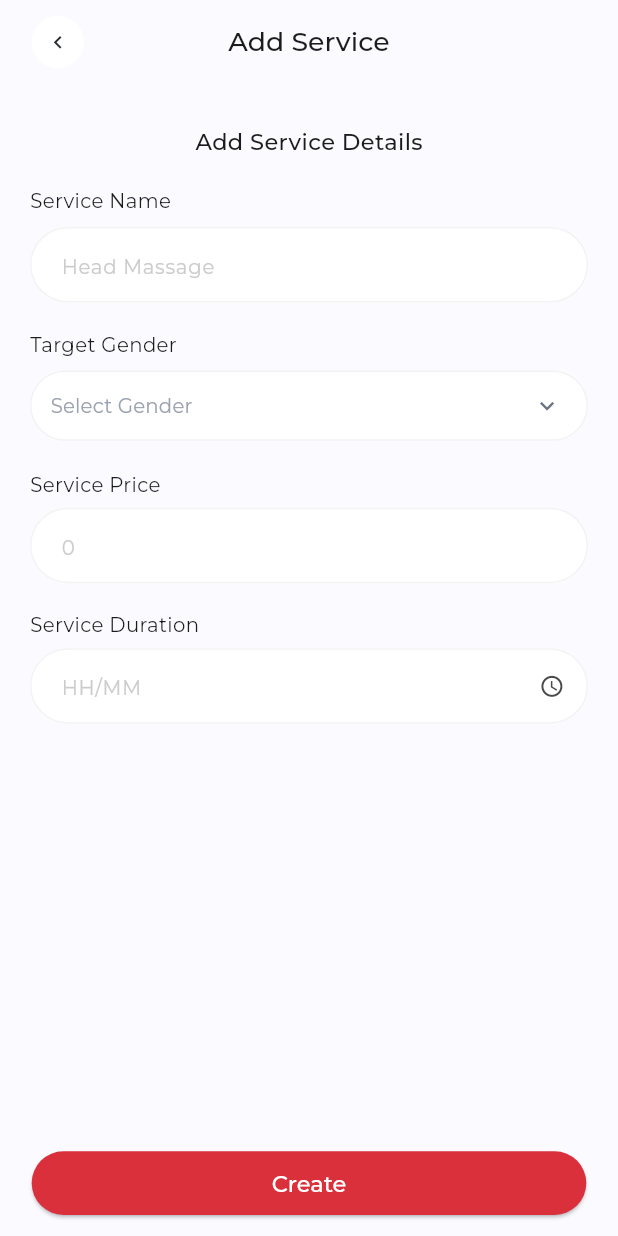
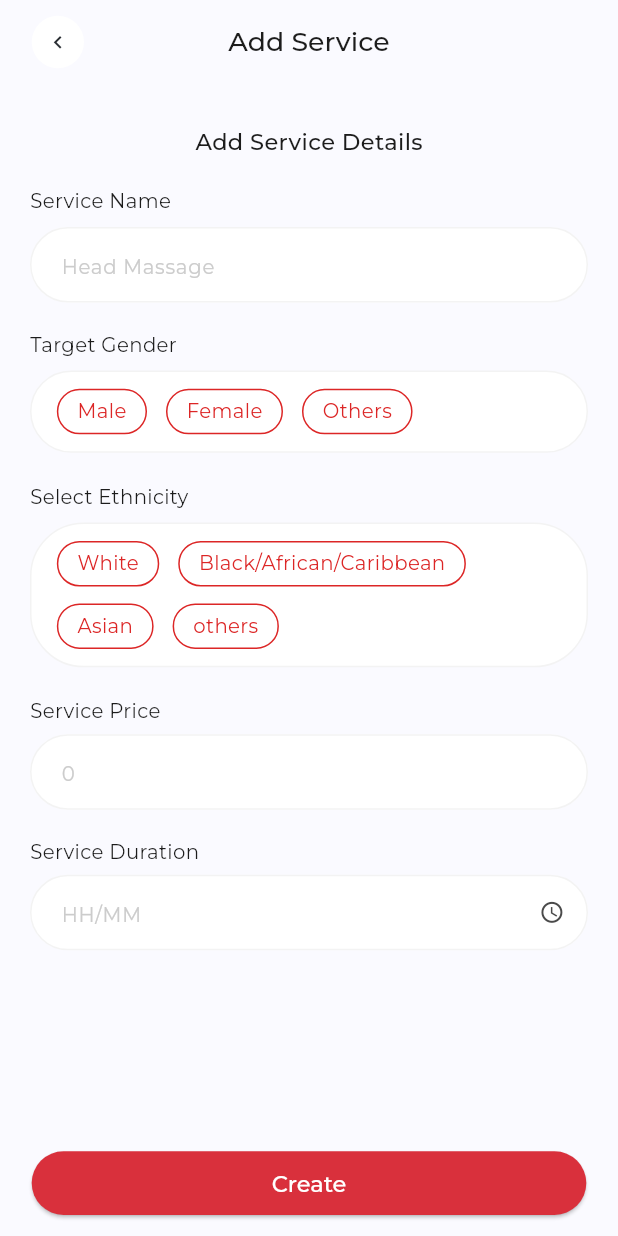
Before and after one commit to waleed-tafsol/beauty_near_sp, a Flutter app: the AddServiceScreen screen opened by its route, on a phone screen of 412 x 824 dp. Run offline on Flutter 3.47's test engine with Material 3 defaults, Android fonts, the light colour scheme and no system bars; drawn by our look-alikes of dropdown_button2; our stand-ins replace fl_chart, flutter_screenutil, flutter_svg, get_it, google_fonts, iconsax and 3 more; accounts and stored records are empty.

Commit message:
feat: implement multi-select functionality for gender and ethnicity in AddServiceScreen

```diff
--- a/lib/screens/add_service_screen.dart
+++ b/lib/screens/add_service_screen.dart
@@ -1,5 +1,3 @@
-import 'package:dropdown_button2/dropdown_button2.dart';
-import 'package:flutter/cupertino.dart';
 import 'package:flutter/material.dart';
 import 'package:flutter_screenutil/flutter_screenutil.dart';
 
@@ -16,7 +14,10 @@ class AddServiceScreen extends StatefulWidget {
 }
 
 class _AddServiceScreenState extends State<AddServiceScreen> {
-  List<String> selectedGenders = [];
+  // List<String> selectedGenders = [];
+  // String? _selectedGender; // Add this variable
+  List<String> _selectedGenders = []; // Changed to List for multiple selection
+
   final TextEditingController _durationController = TextEditingController();
 
   @override
@@ -72,159 +73,194 @@ class _AddServiceScreenState extends State<AddServiceScreen> {
                     ),
                   ),
                   SizedBox(height: 8.h),
-                  Container(
-                    width: double.infinity,
-                    height: 50.h,
-                    decoration: BoxDecoration(
-                      border: Border.all(color: AppColors.strokeColor),
-                      borderRadius: BorderRadius.circular(38.r),
-                      // borderSide: BorderSide(color: AppColors.strokeColor),
-                      color: Colors.white,
+                  // Container(
+                  //   width: double.infinity,
+                  //   height: 50.h,
+                  //   decoration: BoxDecoration(
+                  //     border: Border.all(color: AppColors.strokeColor),
+                  //     borderRadius: BorderRadius.circular(38.r),
+                  //     // borderSide: BorderSide(color: AppColors.strokeColor),
+                  //     color: Colors.white,
+                  //   ),
+                  //   child: DropdownButtonHideUnderline(
+                  //     child: DropdownButton2<String>(
+                  //       isExpanded: true,
+                  //
+                  //       hint: selectedGenders.isEmpty
+                  //           ? Padding(
+                  //               padding: EdgeInsets.symmetric(horizontal: 12.w),
+                  //               child: Text(
+                  //                 "Select Gender",
+                  //                 style: TextStyle(
+                  //                   color: Color(0xff9CA3AF),
+                  //                   fontSize: 14.sp,
+                  //                   fontWeight: FontWeight.w400,
+                  //                 ),
+                  //               ),
+                  //             )
+                  //           : Padding(
+                  //               padding: EdgeInsets.symmetric(horizontal: 16.w),
+                  //               child: Row(
+                  //                 children: [
+                  //                   Expanded(
+                  //                     child: Wrap(
+                  //                       spacing: 8.w,
+                  //                       children: selectedGenders.map((gender) {
+                  //                         return Container(
+                  //                           padding: EdgeInsets.symmetric(
+                  //                             horizontal: 12.w,
+                  //                             vertical: 6.h,
+                  //                           ),
+                  //                           decoration: BoxDecoration(
+                  //                             color: Color(
+                  //                               0xffFEE2E2,
+                  //                             ), // Light pink background
+                  //                             borderRadius:
+                  //                                 BorderRadius.circular(16.r),
+                  //                           ),
+                  //                           child: Text(
+                  //                             gender,
+                  //                             style: TextStyle(
+                  //                               color: Color(
+                  //                                 0xffDC2626,
+                  //                               ), // Reddish-pink text
+                  //                               fontSize: 12.sp,
+                  //                               fontWeight: FontWeight.w500,
+                  //                             ),
+                  //                           ),
+                  //                         );
+                  //                       }).toList(),
+                  //                     ),
+                  //                   ),
+                  //                 ],
+                  //               ),
+                  //             ),
+                  //       items: ['Male', 'Female', 'Others'].map((String value) {
+                  //         return DropdownMenuItem<String>(
+                  //           value: value,
+                  //           child: Container(
+                  //             padding: EdgeInsets.symmetric(
+                  //               horizontal: 16.w,
+                  //               vertical: 8.h,
+                  //             ),
+                  //             child: Row(
+                  //               children: [
+                  //                 Container(
+                  //                   width: 20.w,
+                  //                   height: 20.h,
+                  //                   decoration: BoxDecoration(
+                  //                     shape: BoxShape.circle,
+                  //                     border: Border.all(
+                  //                       color: selectedGenders.contains(value)
+                  //                           ? Color(0xffDC2626)
+                  //                           : Color(0xffD1D5DB),
+                  //                       width: 2,
+                  //                     ),
+                  //                     color: selectedGenders.contains(value)
+                  //                         ? Color(0xffDC2626)
+                  //                         : Colors.transparent,
+                  //                   ),
+                  //                   child: selectedGenders.contains(value)
+                  //                       ? Icon(
+                  //                           Icons.check,
+                  //                           color: Colors.white,
+                  //                           size: 12.sp,
+                  //                         )
+                  //                       : null,
+                  //                 ),
+                  //                 SizedBox(width: 12.w),
+                  //                 Text(
+                  //                   value,
+                  //                   style: TextStyle(
+                  //                     color: AppColors.textPrimaryColor,
+                  //                     fontSize: 14.sp,
+                  //                     fontWeight: FontWeight.w400,
+                  //                   ),
+                  //                 ),
+                  //               ],
+                  //             ),
+                  //           ),
+                  //         );
+                  //       }).toList(),
+                  //       onChanged: (String? newValue) {
+                  //         if (newValue != null) {
+                  //           setState(() {
+                  //             if (selectedGenders.contains(newValue)) {
+                  //               selectedGenders.remove(newValue);
+                  //             } else {
+                  //               selectedGenders.add(newValue);
+                  //             }
+                  //           });
+                  //         }
+                  //       },
+                  //       iconStyleData: IconStyleData(
+                  //         icon: Padding(
+                  //           padding: EdgeInsets.only(right: 16.w),
+                  //           child: Icon(
+                  //             Icons.keyboard_arrow_down,
+                  //             color: Color(0xff6B7280),
+                  //             size: 20.sp,
+                  //           ),
+                  //         ),
+                  //       ),
+                  //       dropdownStyleData: DropdownStyleData(
+                  //         maxHeight: 200.h,
+                  //         width: MediaQuery.of(context).size.width - 40.w,
+                  //         decoration: BoxDecoration(
+                  //           borderRadius: BorderRadius.circular(12.r),
+                  //           color: Colors.white,
+                  //           boxShadow: [
+                  //             BoxShadow(
+                  //               color: Colors.black.withValues(alpha: 0.1),
+                  //               blurRadius: 10,
+                  //               offset: Offset(0, 5),
+                  //             ),
+                  //           ],
+                  //         ),
+                  //         offset: const Offset(0, -5),
+                  //         scrollbarTheme: ScrollbarThemeData(
+                  //           radius: Radius.circular(40),
+                  //           thickness: WidgetStateProperty.all(6),
+                  //           thumbVisibility: WidgetStateProperty.all(true),
+                  //         ),
+                  //       ),
+                  //     ),
+                  //   ),
+                  // ),
+                  MultiSelectTagField(
+                    options: ['Male', 'Female', 'Others'],
+                    initialValues: _selectedGenders,
+                    onSelectionChanged: (selected) {
+                      setState(() {
+                        _selectedGenders = selected;
+                      });
+                      print('Selected: $selected');
+                    },
                   ),
-                    child: DropdownButtonHideUnderline(
-                      child: DropdownButton2<String>(
-                        isExpanded: true,
-
-                        hint: selectedGenders.isEmpty
-                            ? Padding(
-                                padding: EdgeInsets.symmetric(horizontal: 12.w),
-                                child: Text(
-                                  "Select Gender",
-                                  style: TextStyle(
-                                    color: Color(0xff9CA3AF),
-                                    fontSize: 14.sp,
-                                    fontWeight: FontWeight.w400,
-                                  ),
-                                ),
-                              )
-                            : Padding(
-                                padding: EdgeInsets.symmetric(horizontal: 16.w),
-                                child: Row(
-                                  children: [
-                                    Expanded(
-                                      child: Wrap(
-                                        spacing: 8.w,
-                                        children: selectedGenders.map((gender) {
-                                          return Container(
-                                            padding: EdgeInsets.symmetric(
-                                              horizontal: 12.w,
-                                              vertical: 6.h,
-                                            ),
-                                            decoration: BoxDecoration(
-                                              color: Color(
-                                                0xffFEE2E2,
-                                              ), // Light pink background
-                                              borderRadius:
-                                                  BorderRadius.circular(16.r),
-                                            ),
-                                            child: Text(
-                                              gender,
-                                              style: TextStyle(
-                                                color: Color(
-                                                  0xffDC2626,
-                                                ), // Reddish-pink text
-                                                fontSize: 12.sp,
-                                                fontWeight: FontWeight.w500,
-                                              ),
-                                            ),
-                                          );
-                                        }).toList(),
-                                      ),
-                                    ),
-                                  ],
-                                ),
-                              ),
-                        items: ['Male', 'Female'].map((String value) {
-                          return DropdownMenuItem<String>(
-                            value: value,
-                            child: Container(
-                              padding: EdgeInsets.symmetric(
-                                horizontal: 16.w,
-                                vertical: 8.h,
-                              ),
-                              child: Row(
-                                children: [
-                                  Container(
-                                    width: 20.w,
-                                    height: 20.h,
-                                    decoration: BoxDecoration(
-                                      shape: BoxShape.circle,
-                                      border: Border.all(
-                                        color: selectedGenders.contains(value)
-                                            ? Color(0xffDC2626)
-                                            : Color(0xffD1D5DB),
-                                        width: 2,
-                                      ),
-                                      color: selectedGenders.contains(value)
-                                          ? Color(0xffDC2626)
-                                          : Colors.transparent,
-                                    ),
-                                    child: selectedGenders.contains(value)
-                                        ? Icon(
-                                            Icons.check,
-                                            color: Colors.white,
-                                            size: 12.sp,
-                                          )
-                                        : null,
-                                  ),
-                                  SizedBox(width: 12.w),
+                  SizedBox(height: 20),
                   Text(
-                                    value,
+                    "Select Ethnicity",
                     style: TextStyle(
                       color: AppColors.textPrimaryColor,
                       fontSize: 14.sp,
                       fontWeight: FontWeight.w400,
                     ),
                   ),
+                  SizedBox(height: 8.h),
+                  MultiSelectTagField(
+                    options: [
+                      'White',
+                      'Black/African/Caribbean',
+                      'Asian',
+                      'others',
                     ],
-                              ),
-                            ),
-                          );
-                        }).toList(),
-                        onChanged: (String? newValue) {
-                          if (newValue != null) {
+                    initialValues: _selectedGenders,
+                    onSelectionChanged: (selected) {
                       setState(() {
-                              if (selectedGenders.contains(newValue)) {
-                                selectedGenders.remove(newValue);
-                              } else {
-                                selectedGenders.add(newValue);
-                              }
+                        _selectedGenders = selected;
                       });
-                          }
+                      print('Selected: $selected');
                     },
-                        iconStyleData: IconStyleData(
-                          icon: Padding(
-                            padding: EdgeInsets.only(right: 16.w),
-                            child: Icon(
-                              Icons.keyboard_arrow_down,
-                              color: Color(0xff6B7280),
-                              size: 20.sp,
-                            ),
-                          ),
-                        ),
-                        dropdownStyleData: DropdownStyleData(
-                          maxHeight: 200.h,
-                          width: MediaQuery.of(context).size.width - 40.w,
-                          decoration: BoxDecoration(
-                            borderRadius: BorderRadius.circular(12.r),
-                            color: Colors.white,
-                            boxShadow: [
-                              BoxShadow(
-                                color: Colors.black.withValues(alpha: 0.1),
-                                blurRadius: 10,
-                                offset: Offset(0, 5),
-                              ),
-                            ],
-                          ),
-                          offset: const Offset(0, -5),
-                          scrollbarTheme: ScrollbarThemeData(
-                            radius: Radius.circular(40),
-                            thickness: WidgetStateProperty.all(6),
-                            thumbVisibility: WidgetStateProperty.all(true),
-                          ),
-                        ),
-                      ),
-                    ),
                   ),
                   SizedBox(height: 20),
                   Text(
@@ -281,13 +317,113 @@ class _AddServiceScreenState extends State<AddServiceScreen> {
         child: Container(
           padding: EdgeInsets.only(bottom: 12.h, left: 20.w, right: 20.w),
           width: double.infinity,
-          child: ElevatedButton(onPressed: () {
-            showSuccessDialog(screenContext: context,desc: 'Your Service Successfully\nCreated',onSuccess:(){
+          child: ElevatedButton(
+            onPressed: () {
+              showSuccessDialog(
+                screenContext: context,
+                desc: 'Your Service Successfully\nCreated',
+                onSuccess: () {
                   Navigator.pop(context);
-            });
-          }, child: Text("Create")),
+                },
+              );
+            },
+            child: Text("Create"),
+          ),
         ),
       ),
     );
   }
 }
+
+class MultiSelectTagField extends StatefulWidget {
+  final Function(List<String>) onSelectionChanged;
+  final List<String>? initialValues;
+  final List<String> options; // User can pass any list of options
+  final Color? selectedColor;
+  final Color? selectedTextColor;
+  final Color? unselectedBorderColor;
+  final Color? containerBorderColor;
+  final double? containerBorderRadius;
+  final double? tagBorderRadius;
+
+  const MultiSelectTagField({
+    Key? key,
+    required this.onSelectionChanged,
+    required this.options, // Required: user must provide options
+    this.initialValues,
+    this.selectedColor = const Color(0xffFEE2E2),
+    this.selectedTextColor = const Color(0xffDC2626),
+    this.unselectedBorderColor = const Color(0xffDC2626),
+    this.containerBorderColor,
+    this.containerBorderRadius = 38.0,
+    this.tagBorderRadius = 16.0,
+  }) : super(key: key);
+
+  @override
+  State<MultiSelectTagField> createState() => _MultiSelectTagFieldState();
+}
+
+class _MultiSelectTagFieldState extends State<MultiSelectTagField> {
+  List<String> selectedItems = [];
+
+  @override
+  void initState() {
+    super.initState();
+    selectedItems = widget.initialValues ?? [];
+  }
+
+  @override
+  Widget build(BuildContext context) {
+    return Container(
+      width: double.infinity,
+      padding: EdgeInsets.symmetric(horizontal: 16.w, vertical: 12.h),
+      decoration: BoxDecoration(
+        border: Border.all(
+          color: widget.containerBorderColor ?? AppColors.strokeColor,
+        ),
+        borderRadius: BorderRadius.circular(widget.containerBorderRadius!.r),
+        color: Colors.white,
+      ),
+      child: Wrap(
+        spacing: 12.w,
+        runSpacing: 12.h,
+        children: widget.options.map((option) {
+          final isSelected = selectedItems.contains(option);
+          return GestureDetector(
+            onTap: () {
+              setState(() {
+                if (isSelected) {
+                  selectedItems.remove(option);
+                } else {
+                  selectedItems.add(option);
+                }
+              });
+              widget.onSelectionChanged(selectedItems);
+            },
+            child: Container(
+              padding: EdgeInsets.symmetric(horizontal: 12.w, vertical: 5.h),
+              decoration: BoxDecoration(
+                color: isSelected ? widget.selectedColor : Colors.white,
+                borderRadius: BorderRadius.circular(widget.tagBorderRadius!.r),
+                border: Border.all(
+                  color: isSelected
+                      ? Colors.transparent
+                      : widget.unselectedBorderColor!,
+                  width: isSelected ? 2 : 1,
+                ),
+              ),
+              child: Text(
+                option,
+                style: TextStyle(
+                  color: widget.selectedTextColor,
+                  fontSize: 14.sp,
+                  fontWeight: isSelected ? FontWeight.w600 : FontWeight.w400,
+                ),
+              ),
+            ),
+          );
+        }).toList(),
+      ),
+    );
+  }
+}
```
Also changed, not shown: 4 other files. Lines whose indentation alone changed are shown as unchanged.
